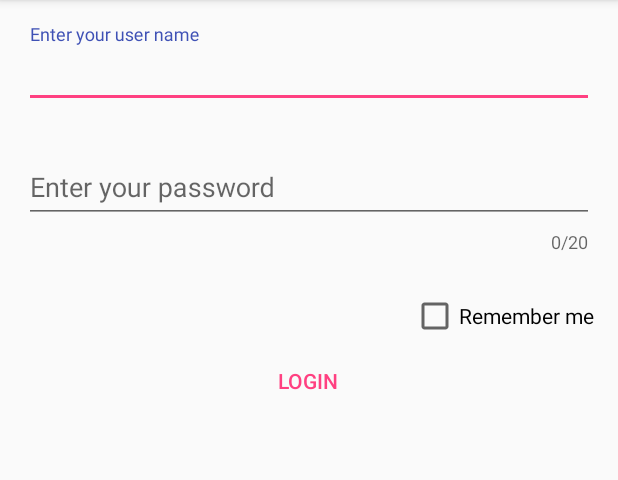
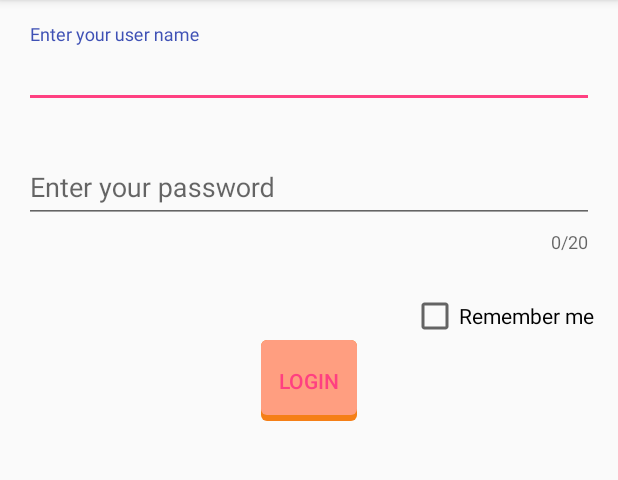
Before and after one commit to JosBarranquero/ManageProductsFragment, an Android app: the screen it shows after launch (Login_Activity), on a phone screen of 412 x 824 dp, the part 84-564 px from its top. Run offline under Robolectric (Android 15) with nearby library versions, the phone set to English and light mode, and no system bars.

Commit message:
Improved Comparator, changed LoginButton style

```diff
--- a/app/build.gradle
+++ b/app/build.gradle
@@ -2,7 +2,7 @@ apply plugin: 'com.android.application'
 
 android {
     compileSdkVersion 23
-    buildToolsVersion "23.0.3"
+    buildToolsVersion "24.0.3"
     defaultConfig {
         applicationId "com.barranquero.manageproductsrecycler"
         minSdkVersion 16
@@ -10,12 +10,19 @@ android {
         versionCode 1
         versionName "1.0"
         testInstrumentationRunner "android.support.test.runner.AndroidJUnitRunner"
+        jackOptions {
+            enabled true
+        }
     }
     buildTypes {
         release {
             minifyEnabled false
             proguardFiles getDefaultProguardFile('proguard-android.txt'), 'proguard-rules.pro'
         }
+    }
+    compileOptions {
+        targetCompatibility 1.8
+        sourceCompatibility 1.8
     }
 }
 
--- a/app/src/main/java/com/barranquero/manageproductsrecycler/ManageProducts_Application.java
+++ b/app/src/main/java/com/barranquero/manageproductsrecycler/ManageProducts_Application.java
@@ -10,7 +10,7 @@ import java.util.Collections;
 import java.util.List;
 
 
-public class ManageProducts_Application extends Application{
+public class ManageProducts_Application extends Application {
     private ArrayList<Product> products = new ArrayList<Product>();
 
     @Override
@@ -30,12 +30,15 @@ public class ManageProducts_Application extends Application{
         saveProduct(new Product("Lizipadol", "Pastillas para chupar", "Boehringer", "20mg", 13.01, 51, R.drawable.lizipadol));
     }
 
-    private void saveProduct(Product p){
+    private void saveProduct(Product p) {
         products.add(p);
     }
 
-    public List<Product> getProducts(){
-        Collections.sort(products);
+    public List<Product> getProducts() {
+        // Collections.sort(products, Product.PRICE_COMPARATOR);
+
+        // Lambda
+        Collections.sort(products, (p1, p2) -> Double.compare(p1.getmPrice(), p2.getmPrice()));
         return this.products;
     }
 
--- a/app/src/main/java/com/barranquero/manageproductsrecycler/model/Product.java
+++ b/app/src/main/java/com/barranquero/manageproductsrecycler/model/Product.java
@@ -1,10 +1,12 @@
 package com.barranquero.manageproductsrecycler.model;
 
+import java.util.Comparator;
 import java.util.Currency;
 import java.util.Locale;
 
 /**
  * Model class
+ * If we want to order by different fields, we don't use the Comparable interface, we need to create Comparator fields
  */
 public class Product implements Comparable<Product> {
     private int mId;
@@ -15,6 +17,19 @@ public class Product implements Comparable<Product> {
     private double mPrice;
     private int mStock;
     private int mImage;
+
+    public static final Comparator<Product> PRICE_COMPARATOR = new Comparator<Product>() {
+        @Override
+        public int compare(Product p1, Product p2) {
+            return Double.compare(p1.getmPrice(), p2.getmPrice());
+        }
+    };
+    public static final Comparator<Product> STOCK_COMPARATOR = new Comparator<Product>() {
+        @Override
+        public int compare(Product p1, Product p2) {
+            return p1.getmStock() - p2.getmStock();
+        }
+    };
 
     public Product(String mName, String mDescription, String mBrand, String mDosage, double mPrice, int mStock, int mImage) {
         this.mName = mName;
--- /dev/null
+++ b/app/src/main/res/drawable/btnlogin.xml
@@ -0,0 +1,19 @@
+<?xml version="1.0" encoding="utf-8"?>
+<layer-list xmlns:android="http://schemas.android.com/apk/res/android">
+    <!-- Shadow -->
+    <item>
+        <shape>
+            <solid android:color="#f57f17"/>
+
+            <corners android:radius="4dp"/>
+        </shape>
+    </item>
+
+    <!-- Content -->
+    <item android:bottom="4dp">
+        <shape>
+            <solid android:color="#ff9e80"/>
+            <corners android:radius="4dp"/>
+        </shape>
+    </item>
+</layer-list>
--- /dev/null
+++ b/app/src/main/res/drawable/btnlogin_focused.xml
@@ -0,0 +1,19 @@
+<?xml version="1.0" encoding="utf-8"?>
+<layer-list xmlns:android="http://schemas.android.com/apk/res/android">
+    <!-- Shadow -->
+    <item>
+        <shape>
+            <solid android:color="#3949ab"/>
+
+            <corners android:radius="4dp"/>
+        </shape>
+    </item>
+
+    <!-- Content -->
+    <item android:bottom="4dp">
+        <shape>
+            <solid android:color="#546e7a"/>
+            <corners android:radius="4dp"/>
+        </shape>
+    </item>
+</layer-list>
--- /dev/null
+++ b/app/src/main/res/drawable/btnlogin_pressed.xml
@@ -0,0 +1,19 @@
+<?xml version="1.0" encoding="utf-8"?>
+<layer-list xmlns:android="http://schemas.android.com/apk/res/android">
+    <!-- Shadow -->
+    <item>
+        <shape>
+            <solid android:color="#558b2f"/>
+
+            <corners android:radius="4dp"/>
+        </shape>
+    </item>
+
+    <!-- Content -->
+    <item android:bottom="4dp">
+        <shape>
+            <solid android:color="#8bc34a"/>
+            <corners android:radius="4dp"/>
+        </shape>
+    </item>
+</layer-list>
--- /dev/null
+++ b/app/src/main/res/drawable/selbtnlogin.xml
@@ -0,0 +1,6 @@
+<?xml version="1.0" encoding="utf-8"?>
+<selector xmlns:android="http://schemas.android.com/apk/res/android">
+    <item android:state_pressed="true" android:drawable="@drawable/btnlogin_pressed"/>
+    <item android:state_focused="true" android:drawable="@drawable/btnlogin_focused"/>
+    <item android:state_enabled="true" android:drawable="@drawable/btnlogin"/>
+</selector>
--- a/app/src/main/res/layout/activity_login.xml
+++ b/app/src/main/res/layout/activity_login.xml
@@ -71,6 +71,7 @@
         style="?android:attr/buttonBarButtonStyle"
         android:layout_width="wrap_content"
         android:layout_height="wrap_content"
+        android:background="@drawable/selbtnlogin"
         android:text="@string/btnLogin"
         android:layout_below="@id/cbxRemember"
         android:layout_centerHorizontal="true"/>
```
